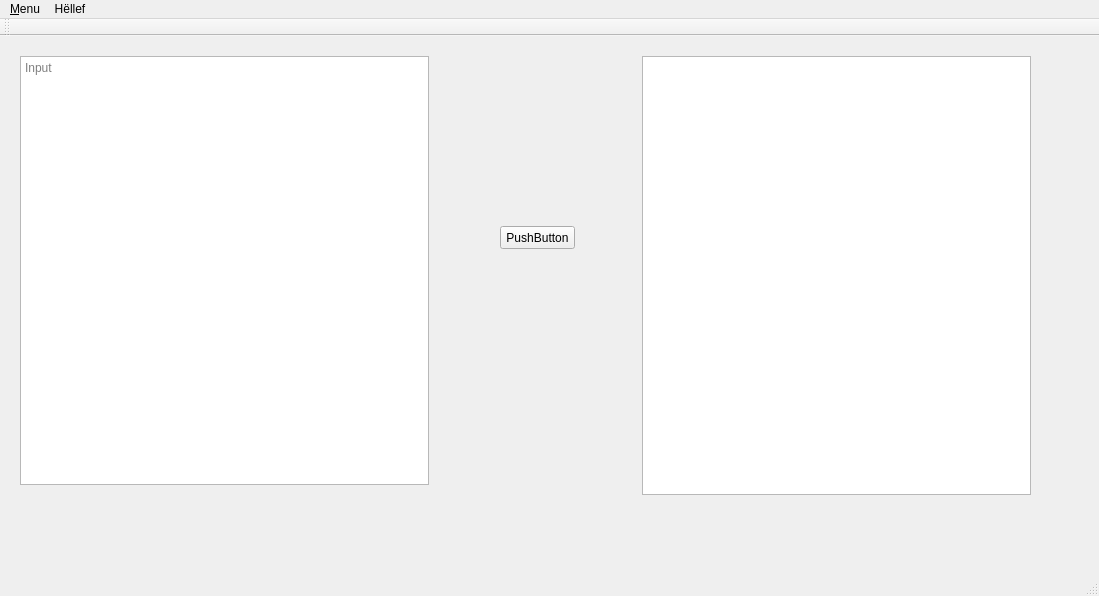
First picture: the form in Maach et op Letzebuergesch/Maach et op Letzebuergesch/MaachetopLtzebuergesch.ui, repository infomedia1/Maach-et-op-Letzebuergesch, before the edit.
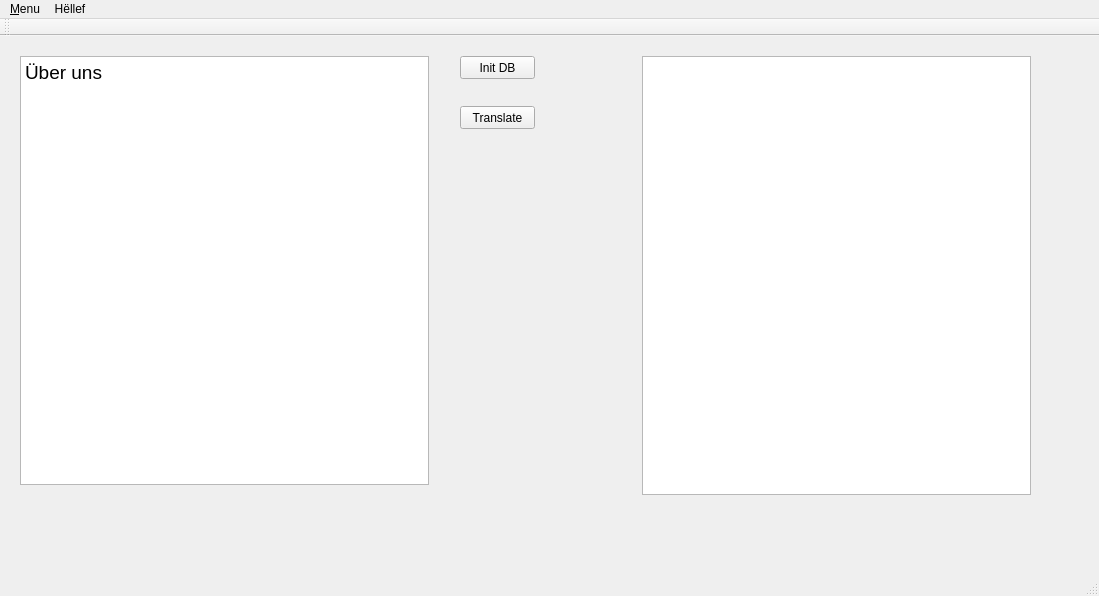
Second picture: the form after the edit.

Commit message: Revamp:: Build Console Application as Base Connector (DLL no Filehandle) +Easy Translate full working now :)

The edit to the form file:
```diff
--- a/Maach et op Letzebuergesch/Maach et op Letzebuergesch/MaachetopLtzebuergesch.ui
+++ b/Maach et op Letzebuergesch/Maach et op Letzebuergesch/MaachetopLtzebuergesch.ui
@@ -40,7 +40,7 @@
 &lt;html&gt;&lt;head&gt;&lt;meta name=&quot;qrichtext&quot; content=&quot;1&quot; /&gt;&lt;style type=&quot;text/css&quot;&gt;
 p, li { white-space: pre-wrap; }
 &lt;/style&gt;&lt;/head&gt;&lt;body style=&quot; font-family:'MS Shell Dlg 2'; font-size:8.25pt; font-weight:400; font-style:normal;&quot;&gt;
-&lt;p style=&quot;-qt-paragraph-type:empty; margin-top:0px; margin-bottom:0px; margin-left:0px; margin-right:0px; -qt-block-indent:0; text-indent:0px;&quot;&gt;&lt;br /&gt;&lt;/p&gt;&lt;/body&gt;&lt;/html&gt;</string>
+&lt;p style=&quot; margin-top:0px; margin-bottom:0px; margin-left:0px; margin-right:0px; -qt-block-indent:0; text-indent:0px;&quot;&gt;&lt;span style=&quot; font-size:14pt;&quot;&gt;Über uns&lt;/span&gt;&lt;/p&gt;&lt;/body&gt;&lt;/html&gt;</string>
        </property>
        <property name="placeholderText">
         <string>Input</string>
@@ -67,8 +67,8 @@
    <widget class="QPushButton" name="btnTranslate">
     <property name="geometry">
      <rect>
-      <x>500</x>
-      <y>190</y>
+      <x>460</x>
+      <y>70</y>
       <width>75</width>
       <height>23</height>
      </rect>
@@ -77,7 +77,20 @@
      <locale language="Luxembourgish" country="Luxembourg"/>
     </property>
     <property name="text">
-     <string>PushButton</string>
+     <string>Translate</string>
+    </property>
+   </widget>
+   <widget class="QPushButton" name="btnInit">
+    <property name="geometry">
+     <rect>
+      <x>460</x>
+      <y>20</y>
+      <width>75</width>
+      <height>23</height>
+     </rect>
+    </property>
+    <property name="text">
+     <string>Init DB</string>
     </property>
    </widget>
   </widget>
```
The commit also changes 37 other files.
